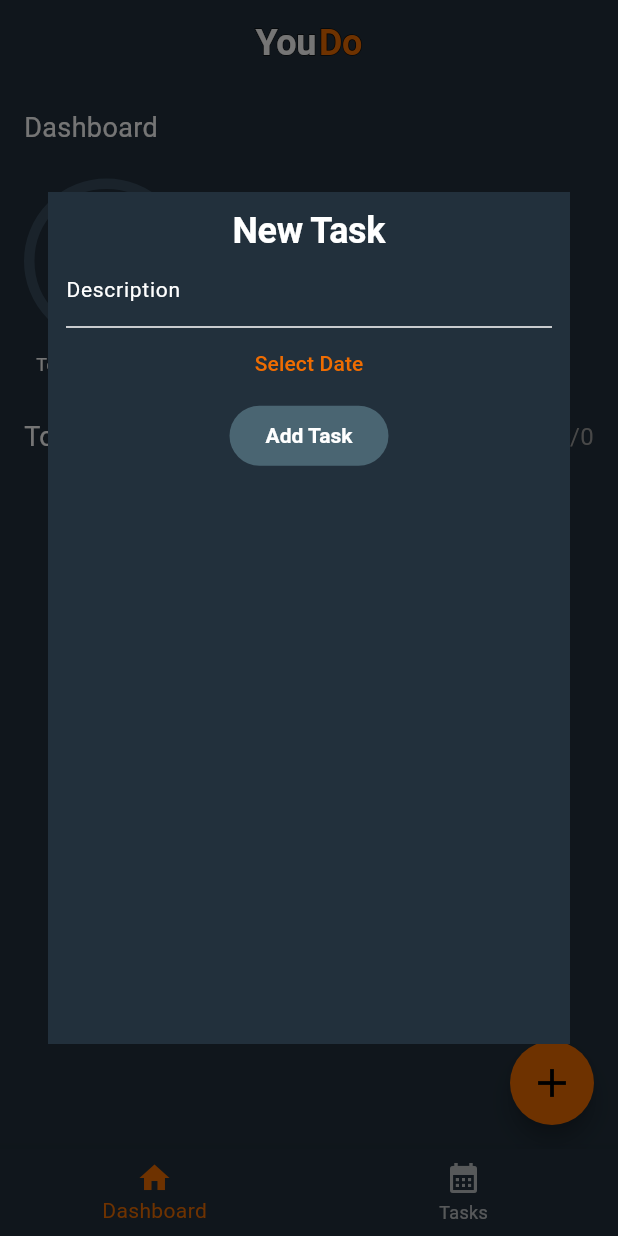
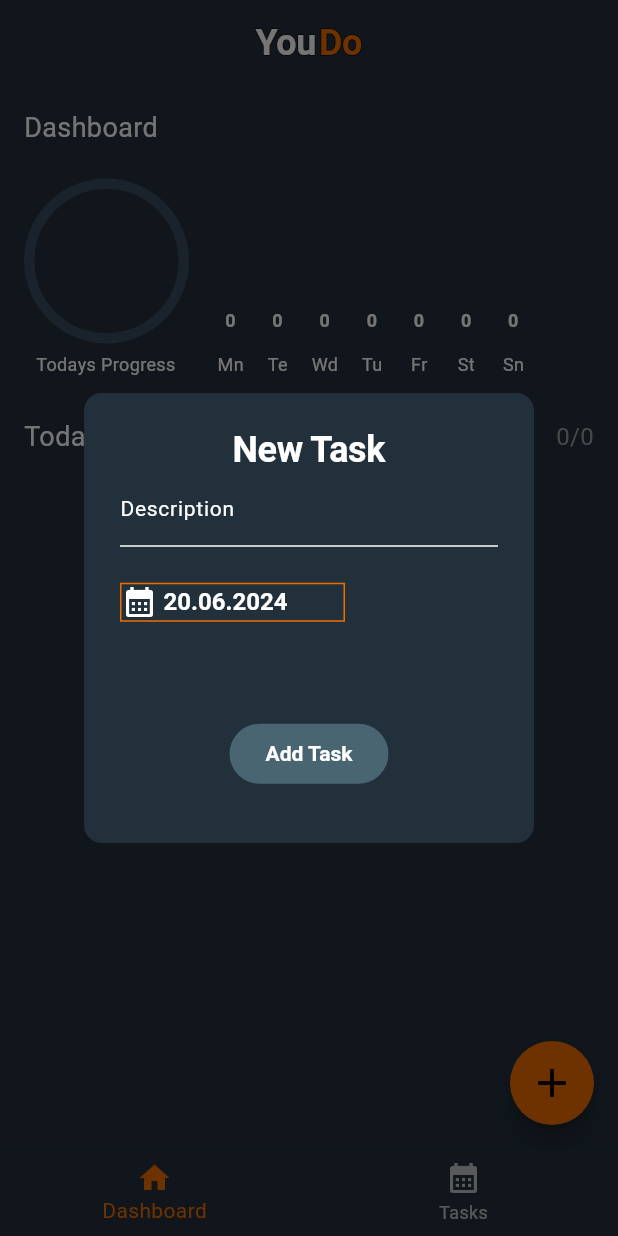
Before and after one commit to Dustindyn/to_do_app, a Flutter app: the screen it shows after launch, after a tap on the "add" icon, on a phone screen of 412 x 824 dp. Run offline on Flutter 3.47's test engine with Material 3 defaults, Android fonts, the phone set to English and light mode, and no system bars; drawn by our look-alikes of fl_chart, percent_indicator; our stand-ins replace flutter_bloc, flutter_local_notifications, freezed_annotation, get_it, go_router, month_picker_dialog and 2 more; missing offline and left inert: animated_line_through; generated files the repository leaves out were written again.

Commit message:
style add task dialog and set initial date to selected date

```diff
--- a/lib/src/core/tasks/widgets/add_task_dialog.dart
+++ b/lib/src/core/tasks/widgets/add_task_dialog.dart
@@ -1,31 +1,41 @@
 import 'package:flutter/material.dart';
 import 'package:flutter_bloc/flutter_bloc.dart';
+import 'package:intl/intl.dart';
 import 'package:you_do/l10n/context_text_extension.dart';
 import 'package:you_do/src/core/tasks/blocs/tasks_cubit.dart';
 import 'package:you_do/src/core/theme/theme_extension.dart';
 
 class AddTaskDialog extends StatefulWidget {
-  final DateTime? initialDate;
-  const AddTaskDialog({this.initialDate, super.key});
+  final DateTime initialDate;
+  const AddTaskDialog({required this.initialDate, super.key});
 
   @override
   State<AddTaskDialog> createState() => _AddTaskDialogState();
 }
 
 class _AddTaskDialogState extends State<AddTaskDialog> {
-  DateTime? _selectedDate;
+  String? _description;
+  late DateTime _selectedDate;
 
-  String? _description;
+  @override
+  initState() {
+    _selectedDate = widget.initialDate;
+    super.initState();
+  }
 
   @override
   Widget build(BuildContext context) {
-    //TODO: make this not ugly
-    return Padding(
-      padding: const EdgeInsets.symmetric(horizontal: 32.0, vertical: 128),
-      child: Container(
+    return Container(
+      height: 300,
+      width: 300,
+      decoration: BoxDecoration(
         color: context.theme.scaffoldBackgroundColor,
+        borderRadius: const BorderRadius.all(
+          Radius.circular(12),
+        ),
+      ),
       child: Padding(
-          padding: const EdgeInsets.all(12.0),
+        padding: const EdgeInsets.all(24.0),
         child: Column(
           children: [
             Text(context.texts.add_task_new_task,
@@ -39,16 +49,35 @@ class _AddTaskDialogState extends State<AddTaskDialog> {
                 hintText: context.texts.add_task_hint,
               ),
             ),
-              TextButton(
-                onPressed: () => _getDate(context),
-                child: const Text("Select Date"),
+            const SizedBox(height: 24),
+            Row(
+              children: [
+                InkWell(
+                  child: Container(
+                    width: 150,
+                    decoration: BoxDecoration(
+                      border: Border.all(color: context.theme.primaryColor),
                     ),
+                    child: Row(
+                      children: [
+                        const Icon(Icons.calendar_month),
+                        const SizedBox(width: 4),
+                        Text(DateFormat('dd.MM.yyyy').format(_selectedDate),
+                            style: context.theme.textTheme.displaySmall)
+                      ],
+                    ),
+                  ),
+                ),
+                const Spacer()
+              ],
+            ),
+            const SizedBox(height: 64),
             ElevatedButton(
-                onPressed: _description != null && _selectedDate != null
+              onPressed: _description != null
                   ? () {
                       context.read<TasksCubit>().addTask(
                             description: _description!,
-                              dueDate: _selectedDate!,
+                            dueDate: _selectedDate,
                           );
                       Navigator.of(context).pop();
                     }
@@ -61,20 +90,21 @@ class _AddTaskDialogState extends State<AddTaskDialog> {
           ],
         ),
       ),
-      ),
     );
   }
 
-  void _getDate(BuildContext context) async {
+  void _selectDate(BuildContext context) async {
     //TODO: change calendar color to match scaffold color
     final date = await showDatePicker(
       context: context,
-      initialDate: widget.initialDate ?? DateTime.now(),
+      initialDate: widget.initialDate,
       firstDate: DateTime.now(),
       lastDate: DateTime(2025),
     );
+    if (date != null) {
       setState(() {
         _selectedDate = date;
       });
     }
   }
+}
--- a/lib/src/features/dashboard/pages/dashboard_page.dart
+++ b/lib/src/features/dashboard/pages/dashboard_page.dart
@@ -28,7 +28,7 @@ class _DashboardPageState extends State<DashboardPage> {
   @override
   Widget build(BuildContext context) {
     return Scaffold(
-      floatingActionButton: const AddTaskFab(),
+      floatingActionButton: AddTaskFab(initialDate: DateTime.now()),
       body: SingleChildScrollView(
         child: BlocConsumer<TasksCubit, TasksState>(
           listener: (context, state) => state.maybeWhen(
--- a/lib/src/features/dashboard/widgets/add_task_fab.dart
+++ b/lib/src/features/dashboard/widgets/add_task_fab.dart
@@ -3,8 +3,8 @@ import 'package:you_do/src/core/tasks/widgets/add_task_dialog.dart';
 import 'package:you_do/src/core/theme/theme_extension.dart';
 
 class AddTaskFab extends StatelessWidget {
-  final DateTime? initialDate;
-  const AddTaskFab({this.initialDate, super.key});
+  final DateTime initialDate;
+  const AddTaskFab({required this.initialDate, super.key});
 
   @override
   Widget build(BuildContext context) {
@@ -22,8 +22,10 @@ class AddTaskFab extends StatelessWidget {
     showDialog(
       context: context,
       builder: (context) {
-        return AddTaskDialog(
-          initialDate: initialDate,
+        return Center(
+          child: AddTaskDialog(
+            initialDate: initialDate,
+          ),
         );
       },
     );
```
Lines whose indentation alone changed are shown as unchanged.
